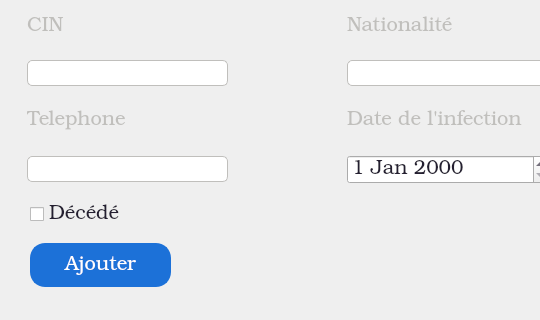
Mindblownserver/mini-project, file Personne/Ajouter/ajouter.ui: the form before one commit; both pictures show x 0 to 540 and y 237 to 557 of the 1043 by 557 pixel window.
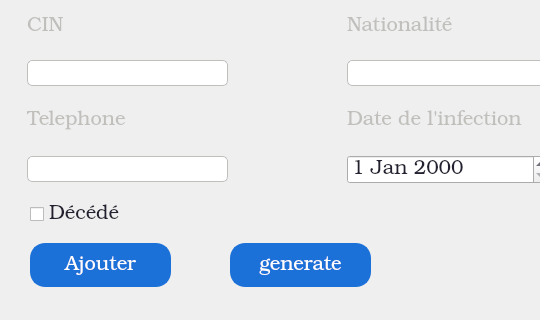
The form after the commit. Icons and pictures are not drawn.

```diff
--- a/Personne/Ajouter/ajouter.ui
+++ b/Personne/Ajouter/ajouter.ui
@@ -318,6 +318,47 @@
     </item>
    </layout>
   </widget>
+  <widget class="QPushButton" name="generate">
+   <property name="geometry">
+    <rect>
+     <x>230</x>
+     <y>480</y>
+     <width>141</width>
+     <height>44</height>
+    </rect>
+   </property>
+   <property name="cursor">
+    <cursorShape>PointingHandCursor</cursorShape>
+   </property>
+   <property name="styleSheet">
+    <string notr="true">QPushButton{
+background-color:rgb(28, 113, 216);
+border-color: rgb(28, 113, 216);
+border-style: solid;
+border-width: 2px;
+border-radius: 15px;
+padding:5px;
+color:white;
+width: 5em;
+height: 30px;
+
+}
+QPushButton:hover{
+	background-color:none;
+	color: rgb(28, 113, 216);
+
+}</string>
+   </property>
+   <property name="text">
+    <string>generate</string>
+   </property>
+   <property name="autoDefault">
+    <bool>false</bool>
+   </property>
+   <property name="flat">
+    <bool>false</bool>
+   </property>
+  </widget>
  </widget>
  <resources/>
  <connections/>
```
